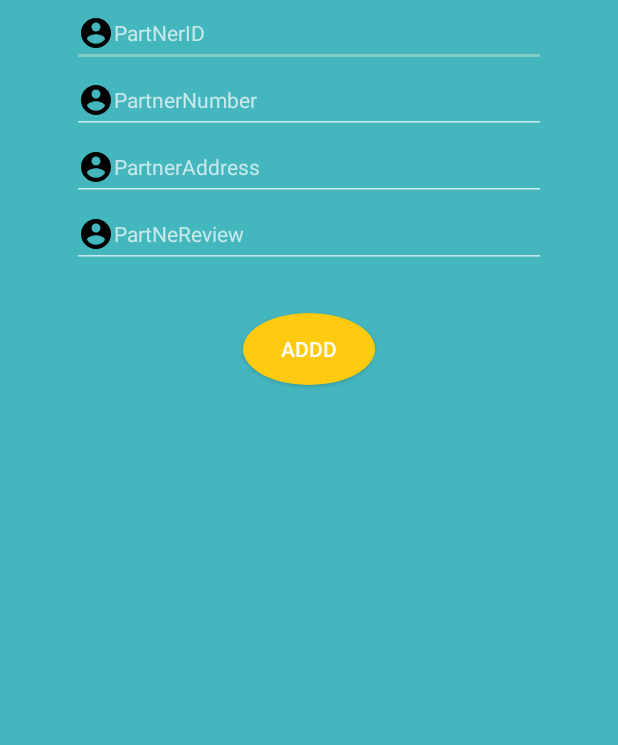
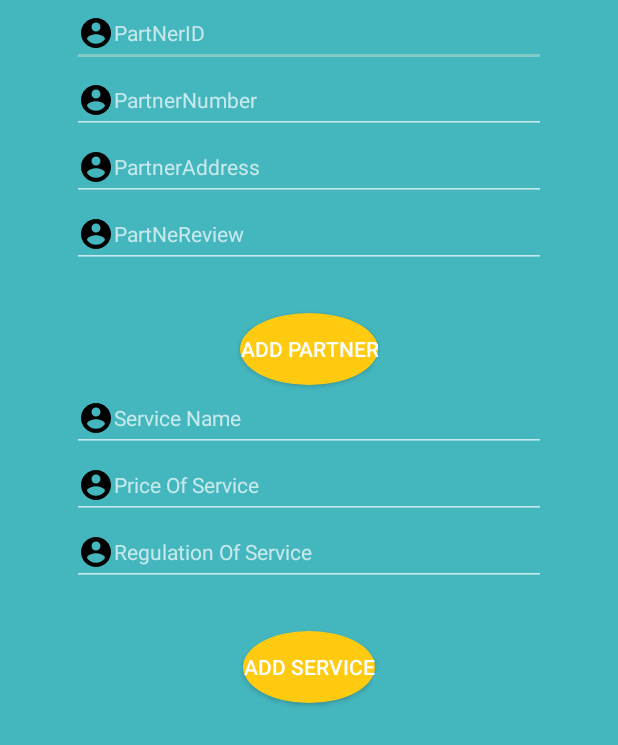
Before and after one commit to thuanle1203/car_rescue_app, an Android app: the ServiceActivity screen opened directly, with no data from a screen before it, on a phone screen of 412 x 824 dp. Shown: the top 745 px of the screen. Run offline under Robolectric (Android 15) with nearby library versions, the phone set to English and light mode, and no system bars; our stand-ins replace ButterKnife; 2 statements that could not run were skipped.

Commit message:
update 3

```diff
--- a/MyApplication/app/src/main/java/com/example/myapplication/activities/ServiceActivity.java
+++ b/MyApplication/app/src/main/java/com/example/myapplication/activities/ServiceActivity.java
@@ -10,6 +10,7 @@ import android.widget.Button;
 import android.widget.EditText;
 
 import com.example.myapplication.Database.Object.Partner;
+import com.example.myapplication.Database.Object.Service;
 import com.example.myapplication.R;
 
 import butterknife.BindView;
@@ -30,7 +31,17 @@ public class ServiceActivity extends AppCompatActivity {
     @BindView(R.id.btn_addParner)
     Button btn_addPartner;
 
+    @BindView(R.id.addServiceName)
+    EditText addServiceName;
 
+    @BindView(R.id.addServicePrice)
+    EditText addServicePrice;
+
+    @BindView(R.id.addServiceRegulation)
+    EditText addServiceRegulation;
+
+    @BindView(R.id.btn_addService)
+    Button btn_addService;
 
     @Override
     protected void onCreate(Bundle savedInstanceState) {
@@ -51,9 +62,21 @@ public class ServiceActivity extends AppCompatActivity {
                 p.setPhoneNumber(phoneNum1);
                 p.setReview(review1);
                 LoginActivity.myAppDatabase.myDAO().addPartner(p);
-                Intent i = new Intent(ServiceActivity.this, WorkingActivity.class);
-                startActivity(i);
-                finish();
+            }
+        });
+
+        btn_addService.setOnClickListener(new View.OnClickListener() {
+            @Override
+            public void onClick(View v) {
+                String name, price, regulation;
+                name = addServiceName.getText().toString();
+                price = addServicePrice.getText().toString();
+                regulation = addServiceRegulation.getText().toString();
+                Service s = new Service();
+                s.setServiceName(name);
+                s.setPrice(price);
+                s.setRegulation(regulation);
+                LoginActivity.myAppDatabase.myDAO().addService(s);
             }
         });
     }
--- a/MyApplication/app/src/main/java/com/example/myapplication/activities/WorkingActivity.java
+++ b/MyApplication/app/src/main/java/com/example/myapplication/activities/WorkingActivity.java
@@ -86,8 +86,8 @@ public class WorkingActivity extends AppCompatActivity implements NavigationView
                 i.putExtras(bundle);
                 startActivity(i);
                 break;
-            case R.id.nav_rate:
-                Intent intent = new Intent(WorkingActivity.this, LoginActivity.class);
+            case R.id.nav_home:
+                Intent intent = new Intent(WorkingActivity.this, ServiceActivity.class);
                 startActivity(intent);
                 break;
 
--- a/MyApplication/app/src/main/res/layout/activity_service.xml
+++ b/MyApplication/app/src/main/res/layout/activity_service.xml
@@ -76,9 +76,70 @@
         android:layout_width="wrap_content"
         android:layout_height="wrap_content"
         android:layout_marginTop="30dp"
-        android:text="ADDD"
+        android:text="ADD Partner"
         android:background="@drawable/shape_btn_register"
         app:layout_constraintTop_toBottomOf="@id/edt_Review"
+        app:layout_constraintLeft_toLeftOf="parent"
+        app:layout_constraintRight_toRightOf="parent"
+        />
+
+
+    <EditText
+        android:id ="@+id/addServiceName"
+        app:layout_goneMarginTop="100dp"
+        android:layout_width="match_parent"
+        android:layout_height="wrap_content"
+        android:textSize="14dp"
+        android:layout_marginStart="48dp"
+        android:layout_marginEnd="48dp"
+        android:drawableLeft="@drawable/ic_username"
+        android:hint="Service Name"
+        app:layout_constraintLeft_toLeftOf="parent"
+        app:layout_constraintRight_toRightOf="parent"
+        app:layout_constraintTop_toBottomOf="@+id/btn_addParner"
+        android:inputType="textPersonName"
+        android:textColor="#FFFFFF" />
+    <EditText
+        android:id ="@+id/addServicePrice"
+        app:layout_goneMarginTop="100dp"
+        android:layout_width="match_parent"
+        android:layout_height="wrap_content"
+        android:textSize="14dp"
+        android:layout_marginStart="48dp"
+        android:layout_marginEnd="48dp"
+        android:drawableLeft="@drawable/ic_username"
+        android:hint="Price Of Service"
+        app:layout_constraintLeft_toLeftOf="parent"
+        app:layout_constraintRight_toRightOf="parent"
+        app:layout_constraintTop_toBottomOf="@id/addServiceName"
+        android:inputType="textPersonName"
+        android:textColor="#FFFFFF"
+        />
+    <EditText
+        android:id ="@+id/addServiceRegulation"
+        app:layout_goneMarginTop="100dp"
+        android:layout_width="match_parent"
+        android:layout_height="wrap_content"
+        android:textSize="14dp"
+        android:layout_marginStart="48dp"
+        android:layout_marginEnd="48dp"
+        android:drawableLeft="@drawable/ic_username"
+        android:hint="Regulation Of Service"
+        app:layout_constraintLeft_toLeftOf="parent"
+        app:layout_constraintRight_toRightOf="parent"
+        app:layout_constraintTop_toBottomOf="@id/addServicePrice"
+        android:inputType="textPersonName"
+        android:textColor="#FFFFFF"
+        />
+
+    <Button
+        android:id="@+id/btn_addService"
+        android:layout_width="wrap_content"
+        android:layout_height="wrap_content"
+        android:layout_marginTop="30dp"
+        android:text="ADD Service"
+        android:background="@drawable/shape_btn_register"
+        app:layout_constraintTop_toBottomOf="@id/addServiceRegulation"
         app:layout_constraintLeft_toLeftOf="parent"
         app:layout_constraintRight_toRightOf="parent"
         />
@@ -87,5 +148,4 @@
 
 
 
-
 </androidx.constraintlayout.widget.ConstraintLayout>
```
Also changed, not shown: MyApplication/app/src/main/java/com/example/myapplication/Database/Object/Service.java (+15 -6 lines).
